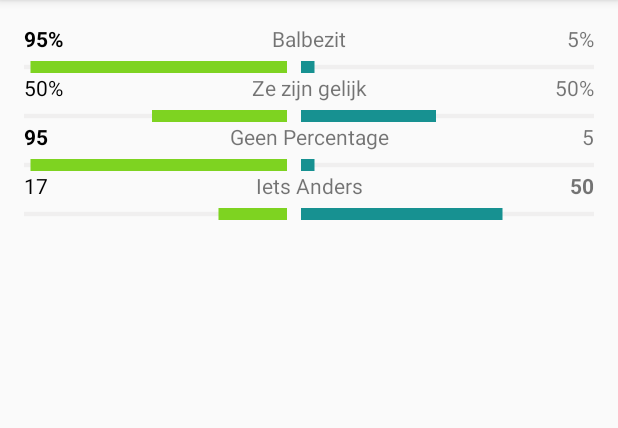
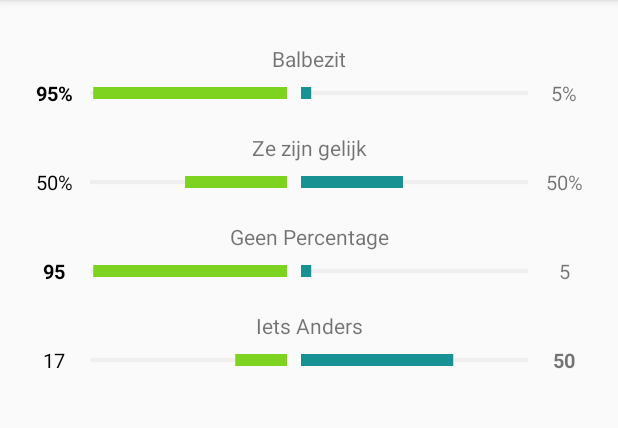
Before and after one commit to timrijckaert/SoccerStatisticView, an Android app: the screen it shows after launch (MainActivity), on a phone screen of 412 x 824 dp, the part 84-512 px from its top. Run offline under Robolectric (Android 15) with nearby library versions, the phone set to English and light mode, and no system bars.

Commit message:
rename library to soccerstatisticsview
converted to androidx

```diff
--- a/library/src/main/res/layout/compound_statistics_labels.xml
+++ /dev/null
@@ -1,47 +0,0 @@
-<?xml version="1.0" encoding="utf-8"?>
-<LinearLayout xmlns:android="http://schemas.android.com/apk/res/android"
-              xmlns:tools="http://schemas.android.com/tools"
-              android:layout_width="match_parent"
-              android:layout_height="wrap_content"
-              xmlns:app="http://schemas.android.com/apk/res-auto"
-              android:orientation="vertical">
-
-    <LinearLayout
-        android:layout_width="match_parent"
-        android:layout_height="wrap_content"
-        android:orientation="horizontal">
-        <TextView
-            android:id="@+id/statisticsView_homeTeam_tv"
-            android:layout_width="0dp"
-            android:layout_height="wrap_content"
-            android:layout_weight="1"
-            android:textColor="@android:color/black"
-            tools:text="60%"/>
-
-        <TextView
-            android:id="@+id/statisticsView_label_tv"
-            android:layout_width="0dp"
-            android:layout_height="wrap_content"
-            android:layout_weight="1"
-            android:gravity="center"
-            tools:text="Balbezit"/>
-
-        <TextView
-            android:id="@+id/statisticsView_awayTeam_tv"
-            android:layout_width="0dp"
-            android:layout_height="wrap_content"
-            android:layout_weight="1"
-            android:gravity="right"
-            tools:text="40%"/>
-    </LinearLayout>
-
-    <tim.rijckaert.be.library.SegmentedBarView
-        android:id="@+id/statisticsView_segmentedBarView"
-        android:layout_marginTop="5dp"
-        android:layout_width="match_parent"
-        android:layout_height="match_parent"
-        app:colorAwayTeam="#179191"
-        app:colorFineLine="#F0EFEF"
-        app:colorHomeTeam="#7ED321" />
-
-</LinearLayout>
--- a/sample/build.gradle
+++ b/sample/build.gradle
@@ -21,6 +21,6 @@ android {
 dependencies {
     implementation fileTree(include: ['*.jar'], dir: 'libs')
     testImplementation 'junit:junit:4.13-beta-3'
-    implementation 'com.android.support:appcompat-v7:28.0.0'
-    implementation project(':library')
+    implementation 'androidx.appcompat:appcompat:1.0.2'
+    implementation project(':soccerstatisticsview')
 }
--- a/sample/src/main/java/tim/rijckaert/be/statisticsview/MainActivity.java
+++ b/sample/src/main/java/tim/rijckaert/be/statisticsview/MainActivity.java
@@ -1,7 +1,7 @@
 package tim.rijckaert.be.statisticsview;
 
 import android.os.Bundle;
-import android.support.v7.app.AppCompatActivity;
+import androidx.appcompat.app.AppCompatActivity;
 
 import tim.rijckaert.be.library.Stat;
 import tim.rijckaert.be.library.StatisticView;
--- a/settings.gradle
+++ b/settings.gradle
@@ -1 +1 @@
-include ':sample', ':library'
+include ':sample', ':soccerstatisticsview'
--- a/library/build.gradle
+++ b/soccerstatisticsview/build.gradle
@@ -20,5 +20,6 @@ android {
 dependencies {
     implementation fileTree(dir: 'libs', include: ['*.jar'])
     testImplementation 'junit:junit:4.13-beta-3'
-    implementation 'com.android.support:appcompat-v7:28.0.0'
+    implementation 'androidx.appcompat:appcompat:1.0.2'
+    implementation 'androidx.constraintlayout:constraintlayout:1.1.3'
 }
--- a/library/src/main/java/tim/rijckaert/be/library/SegmentedBarView.java
+++ b/soccerstatisticsview/src/main/java/tim/rijckaert/be/library/SegmentedBarView.java
@@ -7,7 +7,7 @@ import android.graphics.Canvas;
 import android.graphics.Color;
 import android.graphics.Paint;
 import android.graphics.RectF;
-import android.support.annotation.NonNull;
+import androidx.annotation.NonNull;
 import android.util.AttributeSet;
 import android.util.TypedValue;
 import android.view.View;
--- /dev/null
+++ b/soccerstatisticsview/src/main/res/layout/compound_statistics_labels.xml
@@ -0,0 +1,63 @@
+<?xml version="1.0" encoding="utf-8"?>
+<androidx.constraintlayout.widget.ConstraintLayout xmlns:android="http://schemas.android.com/apk/res/android"
+    xmlns:app="http://schemas.android.com/apk/res-auto"
+    xmlns:tools="http://schemas.android.com/tools"
+    android:layout_width="match_parent"
+    android:layout_height="wrap_content">
+
+
+    <TextView
+        android:id="@+id/statisticsView_homeTeam_tv"
+        android:layout_width="32dp"
+        android:layout_height="wrap_content"
+        android:layout_margin="4dp"
+        android:gravity="center"
+        android:textSize="13sp"
+        android:textColor="@android:color/black"
+        app:layout_constraintBottom_toBottomOf="parent"
+        app:layout_constraintEnd_toStartOf="@+id/statisticsView_segmentedBarView"
+        app:layout_constraintStart_toStartOf="parent"
+        app:layout_constraintTop_toBottomOf="@+id/statisticsView_label_tv"
+        tools:text="60%" />
+
+    <TextView
+        android:id="@+id/statisticsView_label_tv"
+        android:layout_width="0dp"
+        android:layout_height="wrap_content"
+        android:layout_marginTop="8dp"
+        android:gravity="center"
+        app:layout_constraintBottom_toTopOf="@+id/statisticsView_segmentedBarView"
+        app:layout_constraintEnd_toEndOf="parent"
+        app:layout_constraintStart_toStartOf="parent"
+        app:layout_constraintTop_toTopOf="parent"
+        tools:text="Balbezit" />
+
+    <TextView
+        android:id="@+id/statisticsView_awayTeam_tv"
+        android:layout_width="32dp"
+        android:layout_height="wrap_content"
+        android:layout_margin="4dp"
+        android:gravity="center"
+        android:textSize="13sp"
+        app:layout_constraintBottom_toBottomOf="parent"
+        app:layout_constraintEnd_toEndOf="parent"
+        app:layout_constraintStart_toEndOf="@+id/statisticsView_segmentedBarView"
+        app:layout_constraintTop_toBottomOf="@+id/statisticsView_label_tv"
+        tools:text="140%" />
+
+
+    <tim.rijckaert.be.library.SegmentedBarView
+        android:id="@+id/statisticsView_segmentedBarView"
+        android:layout_width="0dp"
+        android:layout_height="match_parent"
+        android:layout_margin="4dp"
+        app:colorAwayTeam="#179191"
+        app:colorFineLine="#F0EFEF"
+        app:colorHomeTeam="#7ED321"
+        app:layout_constraintBottom_toBottomOf="parent"
+        app:layout_constraintEnd_toStartOf="@+id/statisticsView_awayTeam_tv"
+        app:layout_constraintStart_toEndOf="@+id/statisticsView_homeTeam_tv"
+        app:layout_constraintTop_toBottomOf="@+id/statisticsView_label_tv" />
+
+
+</androidx.constraintlayout.widget.ConstraintLayout>
```
Also changed, not shown: soccerstatisticsview/src/main/AndroidManifest.xml (renamed from library/src/main/AndroidManifest.xml), soccerstatisticsview/src/main/java/tim/rijckaert/be/library/Stat.java (renamed from library/src/main/java/tim/rijckaert/be/library/Stat.java), soccerstatisticsview/src/main/java/tim/rijckaert/be/library/StatisticView.java (renamed from library/src/main/java/tim/rijckaert/be/library/StatisticView.java), soccerstatisticsview/src/main/res/values/attrs.xml (renamed from library/src/main/res/values/attrs.xml), soccerstatisticsview/src/main/res/values/strings.xml (renamed from library/src/main/res/values/strings.xml), 8 other files.
